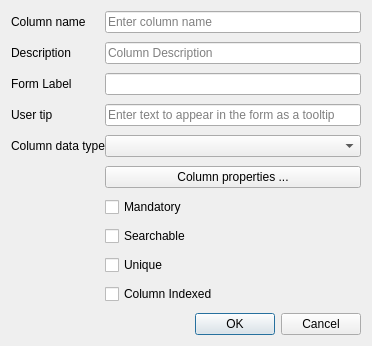
The window that ui/wizard/ui_column_editor.ui (gltn/stdm) describes before a commit, drawn with Qt 5.
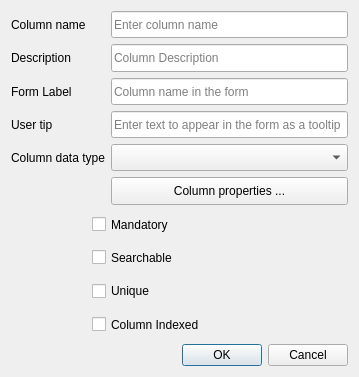
The same window after the commit.

Commit message: Made column editor more elastic

The edit to the form file:
```diff
--- a/ui/wizard/ui_column_editor.ui
+++ b/ui/wizard/ui_column_editor.ui
@@ -6,8 +6,8 @@
    <rect>
     <x>0</x>
     <y>0</y>
-    <width>367</width>
-    <height>337</height>
+    <width>359</width>
+    <height>377</height>
    </rect>
   </property>
   <property name="sizePolicy">
@@ -19,169 +19,109 @@
   <property name="maximumSize">
    <size>
     <width>16777215</width>
-    <height>360</height>
+    <height>560</height>
    </size>
   </property>
   <property name="windowTitle">
    <string>Column editor</string>
   </property>
-  <layout class="QGridLayout" name="gridLayout_3" rowstretch="0,0,0">
-   <property name="verticalSpacing">
-    <number>9</number>
-   </property>
-   <item row="2" column="0">
-    <layout class="QVBoxLayout" name="verticalLayout_2" stretch="0">
-     <property name="sizeConstraint">
-      <enum>QLayout::SetFixedSize</enum>
-     </property>
-     <property name="topMargin">
-      <number>0</number>
-     </property>
-     <property name="bottomMargin">
-      <number>0</number>
-     </property>
-     <item>
-      <widget class="QDialogButtonBox" name="buttonBox">
-       <property name="orientation">
-        <enum>Qt::Horizontal</enum>
-       </property>
-       <property name="standardButtons">
-        <set>QDialogButtonBox::Cancel|QDialogButtonBox::Ok</set>
-       </property>
-      </widget>
-     </item>
-    </layout>
-   </item>
-   <item row="1" column="0">
     <layout class="QGridLayout" name="gridLayout">
-     <property name="verticalSpacing">
-      <number>9</number>
-     </property>
      <item row="2" column="0">
+    <widget class="QLabel" name="label_2">
+     <property name="text">
+      <string>Column name</string>
+     </property>
+    </widget>
+   </item>
+   <item row="2" column="2">
+    <widget class="QLineEdit" name="edtColName">
+     <property name="sizePolicy">
+      <sizepolicy hsizetype="Expanding" vsizetype="Expanding">
+       <horstretch>0</horstretch>
+       <verstretch>0</verstretch>
+      </sizepolicy>
+     </property>
+     <property name="placeholderText">
+      <string>Enter column name</string>
+     </property>
+    </widget>
+   </item>
+   <item row="4" column="0">
       <widget class="QLabel" name="label">
        <property name="text">
         <string>Form Label</string>
        </property>
       </widget>
      </item>
-     <item row="2" column="1">
+   <item row="4" column="2">
       <widget class="QLineEdit" name="txt_form_label">
+     <property name="sizePolicy">
+      <sizepolicy hsizetype="Expanding" vsizetype="Expanding">
+       <horstretch>0</horstretch>
+       <verstretch>0</verstretch>
+      </sizepolicy>
+     </property>
+     <property name="inputMask">
+      <string/>
+     </property>
+     <property name="text">
+      <string/>
+     </property>
        <property name="maxLength">
-        <number>100</number>
-       </property>
-      </widget>
-     </item>
-     <item row="6" column="1">
-      <widget class="QCheckBox" name="cbMandt">
-       <property name="sizePolicy">
-        <sizepolicy hsizetype="Minimum" vsizetype="Fixed">
-         <horstretch>0</horstretch>
-         <verstretch>0</verstretch>
-        </sizepolicy>
-       </property>
-       <property name="layoutDirection">
-        <enum>Qt::LeftToRight</enum>
-       </property>
-       <property name="text">
-        <string>Mandatory</string>
-       </property>
-       <property name="checked">
-        <bool>false</bool>
-       </property>
-      </widget>
-     </item>
-     <item row="8" column="1">
-      <widget class="QCheckBox" name="cbUnique">
-       <property name="sizePolicy">
-        <sizepolicy hsizetype="Expanding" vsizetype="Fixed">
-         <horstretch>0</horstretch>
-         <verstretch>0</verstretch>
-        </sizepolicy>
-       </property>
-       <property name="text">
-        <string>Unique</string>
-       </property>
-      </widget>
-     </item>
-     <item row="7" column="1">
-      <widget class="QCheckBox" name="cbSearch">
-       <property name="sizePolicy">
-        <sizepolicy hsizetype="Expanding" vsizetype="Fixed">
-         <horstretch>0</horstretch>
-         <verstretch>0</verstretch>
-        </sizepolicy>
-       </property>
-       <property name="text">
-        <string>Searchable</string>
-       </property>
-      </widget>
-     </item>
-     <item row="3" column="0">
-      <widget class="QLabel" name="label_11">
-       <property name="text">
-        <string>User tip</string>
-       </property>
-      </widget>
-     </item>
-     <item row="3" column="1">
-      <widget class="QLineEdit" name="edtUserTip">
-       <property name="text">
-        <string/>
+      <number>32767</number>
        </property>
        <property name="placeholderText">
-        <string>Enter text to appear in the form as a tooltip</string>
+      <string>Column name in the form</string>
        </property>
       </widget>
      </item>
-     <item row="1" column="0">
-      <widget class="QLabel" name="label_3">
-       <property name="text">
-        <string>Description</string>
-       </property>
-      </widget>
-     </item>
-     <item row="1" column="1">
+   <item row="3" column="2">
       <widget class="QLineEdit" name="edtColDesc">
        <property name="sizePolicy">
-        <sizepolicy hsizetype="Expanding" vsizetype="Minimum">
+      <sizepolicy hsizetype="Expanding" vsizetype="Expanding">
          <horstretch>0</horstretch>
          <verstretch>0</verstretch>
         </sizepolicy>
        </property>
-       <property name="minimumSize">
-        <size>
-         <width>256</width>
-         <height>0</height>
-        </size>
-       </property>
        <property name="placeholderText">
         <string>Column Description</string>
        </property>
       </widget>
      </item>
-     <item row="0" column="1">
-      <widget class="QLineEdit" name="edtColName">
+   <item row="6" column="0" colspan="2">
+    <widget class="QLabel" name="label_4">
+     <property name="text">
+      <string>Column data type</string>
+     </property>
+    </widget>
+   </item>
+   <item row="5" column="2">
+    <widget class="QLineEdit" name="edtUserTip">
        <property name="sizePolicy">
-        <sizepolicy hsizetype="Expanding" vsizetype="Minimum">
+      <sizepolicy hsizetype="Expanding" vsizetype="Expanding">
          <horstretch>0</horstretch>
          <verstretch>0</verstretch>
         </sizepolicy>
        </property>
-       <property name="minimumSize">
-        <size>
-         <width>256</width>
-         <height>0</height>
-        </size>
+     <property name="text">
+      <string/>
        </property>
        <property name="placeholderText">
-        <string>Enter column name</string>
+      <string>Enter text to appear in the form as a tooltip</string>
        </property>
       </widget>
      </item>
-     <item row="4" column="1">
+   <item row="5" column="0">
+    <widget class="QLabel" name="label_11">
+     <property name="text">
+      <string>User tip</string>
+     </property>
+    </widget>
+   </item>
+   <item row="6" column="2">
       <widget class="QComboBox" name="cboDataType">
        <property name="sizePolicy">
-        <sizepolicy hsizetype="Expanding" vsizetype="Fixed">
+      <sizepolicy hsizetype="Expanding" vsizetype="Expanding">
          <horstretch>0</horstretch>
          <verstretch>0</verstretch>
         </sizepolicy>
@@ -194,10 +134,17 @@
        </property>
       </widget>
      </item>
-     <item row="5" column="1">
+   <item row="3" column="0">
+    <widget class="QLabel" name="label_3">
+     <property name="text">
+      <string>Description</string>
+     </property>
+    </widget>
+   </item>
+   <item row="7" column="2">
       <widget class="QPushButton" name="btnColProp">
        <property name="sizePolicy">
-        <sizepolicy hsizetype="Expanding" vsizetype="Fixed">
+      <sizepolicy hsizetype="Expanding" vsizetype="Expanding">
          <horstretch>0</horstretch>
          <verstretch>0</verstretch>
         </sizepolicy>
@@ -207,36 +154,17 @@
        </property>
       </widget>
      </item>
-     <item row="4" column="0">
-      <widget class="QLabel" name="label_4">
-       <property name="text">
-        <string>Column data type</string>
-       </property>
-      </widget>
-     </item>
-     <item row="0" column="0">
-      <widget class="QLabel" name="label_2">
-       <property name="text">
-        <string>Column name</string>
+   <item row="12" column="0" colspan="3">
+    <widget class="QDialogButtonBox" name="buttonBox">
+     <property name="orientation">
+      <enum>Qt::Horizontal</enum>
+     </property>
+     <property name="standardButtons">
+      <set>QDialogButtonBox::Cancel|QDialogButtonBox::Ok</set>
        </property>
       </widget>
      </item>
-     <item row="9" column="1">
-      <widget class="QCheckBox" name="cbIndex">
-       <property name="sizePolicy">
-        <sizepolicy hsizetype="Expanding" vsizetype="Fixed">
-         <horstretch>0</horstretch>
-         <verstretch>0</verstretch>
-        </sizepolicy>
-       </property>
-       <property name="text">
-        <string>Column Indexed</string>
-       </property>
-      </widget>
-     </item>
-    </layout>
-   </item>
-   <item row="0" column="0">
+   <item row="1" column="0" colspan="3">
     <layout class="QVBoxLayout" name="notif_bar">
      <property name="spacing">
       <number>6</number>
@@ -249,6 +177,64 @@
      </property>
     </layout>
    </item>
+   <item row="11" column="1" colspan="2">
+    <widget class="QCheckBox" name="cbIndex">
+     <property name="sizePolicy">
+      <sizepolicy hsizetype="Expanding" vsizetype="Expanding">
+       <horstretch>0</horstretch>
+       <verstretch>0</verstretch>
+      </sizepolicy>
+     </property>
+     <property name="text">
+      <string>Column Indexed</string>
+     </property>
+    </widget>
+   </item>
+   <item row="10" column="1" colspan="2">
+    <widget class="QCheckBox" name="cbUnique">
+     <property name="sizePolicy">
+      <sizepolicy hsizetype="Expanding" vsizetype="Expanding">
+       <horstretch>0</horstretch>
+       <verstretch>0</verstretch>
+      </sizepolicy>
+     </property>
+     <property name="text">
+      <string>Unique</string>
+     </property>
+    </widget>
+   </item>
+   <item row="9" column="1" colspan="2">
+    <widget class="QCheckBox" name="cbSearch">
+     <property name="sizePolicy">
+      <sizepolicy hsizetype="Expanding" vsizetype="Expanding">
+       <horstretch>0</horstretch>
+       <verstretch>0</verstretch>
+      </sizepolicy>
+     </property>
+     <property name="text">
+      <string>Searchable</string>
+     </property>
+    </widget>
+   </item>
+   <item row="8" column="1" colspan="2">
+    <widget class="QCheckBox" name="cbMandt">
+     <property name="sizePolicy">
+      <sizepolicy hsizetype="Minimum" vsizetype="Expanding">
+       <horstretch>0</horstretch>
+       <verstretch>0</verstretch>
+      </sizepolicy>
+     </property>
+     <property name="layoutDirection">
+      <enum>Qt::LeftToRight</enum>
+     </property>
+     <property name="text">
+      <string>Mandatory</string>
+     </property>
+     <property name="checked">
+      <bool>false</bool>
+     </property>
+    </widget>
+   </item>
   </layout>
  </widget>
  <tabstops>
```
Left out of the diff: 5 changed lines with no effect on the pictures. Lines whose indentation alone changed are shown as unchanged. The commit also changes 1 other file.
